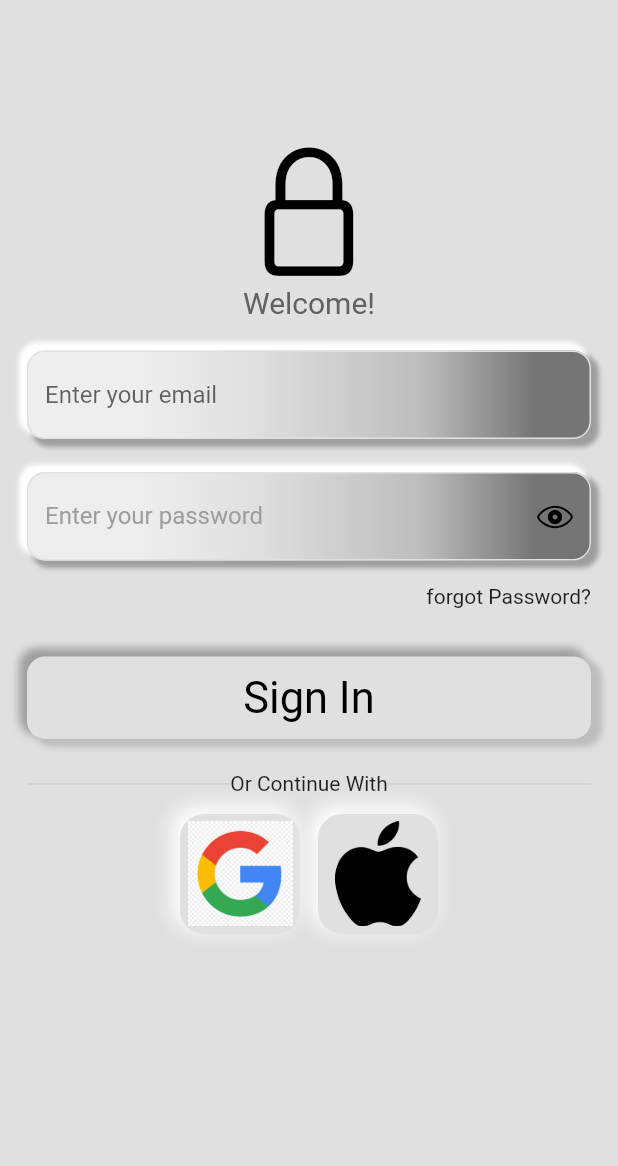
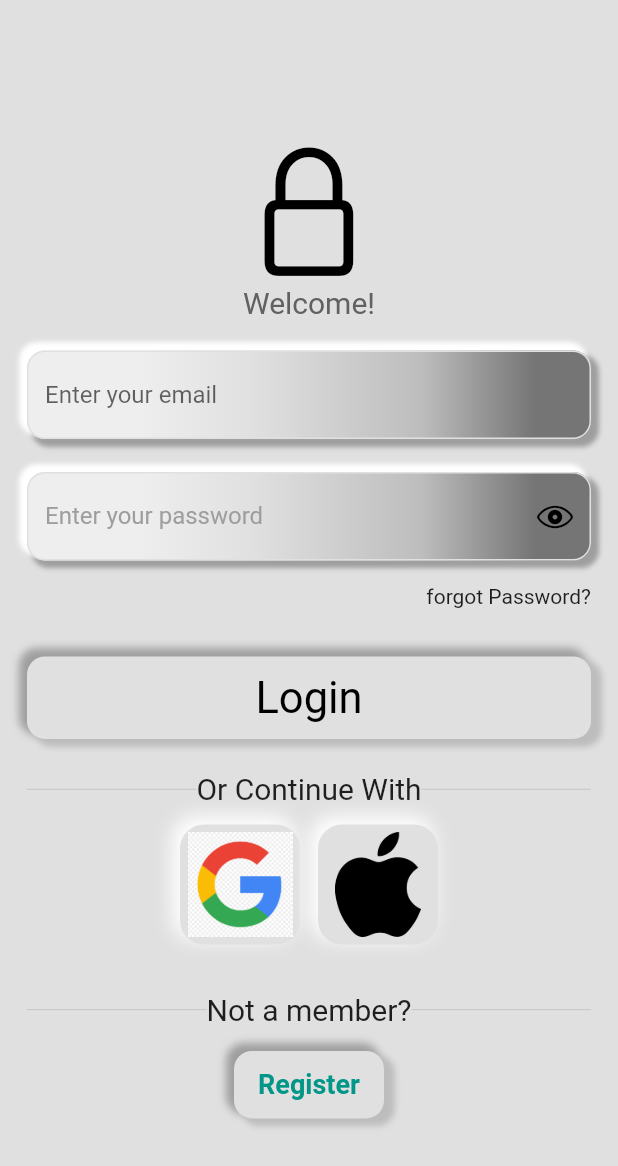
Before and after one commit to Sunny-india/wscubetech, a Flutter app: the LoginPage screen opened directly, on a phone screen of 412 x 824 dp. Shown: the top 1166 px of the screen. Run offline on Flutter 3.47's test engine with Material 2 defaults, Android fonts, the phone set to English and light mode, and no system bars; our stand-ins replace cloud_firestore, firebase_auth, firebase_core; accounts and stored records are empty.

Commit message:
facing issue at login page; method does not seem to be working. issue yet to handle

```diff
--- a/lib/login_page.dart
+++ b/lib/login_page.dart
@@ -1,6 +1,8 @@
 import 'package:firebase_auth/firebase_auth.dart';
 import 'package:flutter/cupertino.dart';
 import 'package:flutter/material.dart';
+import 'package:wscubetech/customer_register_page.dart';
+import 'package:wscubetech/my_widgets/my_message_handler.dart';
 
 import 'my_widgets/my_container_for_logo.dart';
 import 'my_widgets/my_custom_button.dart';
@@ -17,40 +19,23 @@ class _LoginPageState extends State<LoginPage> {
   TextEditingController emailController = TextEditingController();
   TextEditingController passwordController = TextEditingController();
   GlobalKey<FormState> formkey = GlobalKey<FormState>();
+  GlobalKey<ScaffoldMessengerState> scaffoldKey =
+      GlobalKey<ScaffoldMessengerState>();
+
   bool isObscured = true;
 
   void signUserIn() async {
     if (formkey.currentState!.validate()) {
-      /// show loading circle
-      /// and at the end of this function have that popped
-      // showDialog(
-      //     context: context,
-      //     builder: (context) {
-      //       return const Center(
-      //         child: CircularProgressIndicator(
-      //           color: Colors.deepPurple,
-      //         ),
-      //       );
-      //     });
-
-      ///===sending user data to firebase and having
-      /// it checked if it exists or not.
-      /// When successful, it also allows users to call
-      /// their authStateChanges, itTokenChanges, or userChanges
-      /// based on authStateChanges, we can always send our user
-      /// to different pages from SplashScreen.===///
-
       try {
-        UserCredential userCredential = await FirebaseAuth.instance
-            .signInWithEmailAndPassword(
-                email: emailController.text, password: passwordController.text);
+        await FirebaseAuth.instance.signInWithEmailAndPassword(
+            email: emailController.text.toString(),
+            password: passwordController.text.toString());
         print('sign in just');
         formkey.currentState!.reset();
-
-        /// at this point the authStateChanges method would listen
-        /// and for that we've set its behaviour already in SplashScreen
       } on FirebaseAuthException catch (e) {
         if (e.code == 'user-not-found') {
+          MyMessageHandler.showMySnackBar(
+              scaffoldkey: scaffoldKey, customMessage: 'user-not-found');
           print('User Not Found');
           //todo: ScaffoldMessenger or AlertDialog to be used here
         }
@@ -76,7 +61,9 @@ class _LoginPageState extends State<LoginPage> {
   @override
   Widget build(BuildContext context) {
     Size size = MediaQuery.sizeOf(context);
-    return Scaffold(
+    return ScaffoldMessenger(
+      key: scaffoldKey,
+      child: Scaffold(
         backgroundColor: Colors.grey.shade300,
         body: SafeArea(
           child: SingleChildScrollView(
@@ -99,11 +86,10 @@ class _LoginPageState extends State<LoginPage> {
                     ),
 
                     /// Welcome back
-                  Text(
-                    'Welcome!',
+                    Text('Welcome!',
                         textAlign: TextAlign.center,
-                    style: TextStyle(color: Colors.grey.shade700, fontSize: 20),
-                  ),
+                        style: TextStyle(
+                            color: Colors.grey.shade700, fontSize: 20)),
                     const MyBox(mHeight: 20),
 
                     /// email textfield
@@ -112,6 +98,20 @@ class _LoginPageState extends State<LoginPage> {
                         controller: emailController,
                         decoration: buildInputDecoration()
                             .copyWith(hintText: 'Enter your email'),
+                        validator: (value) {
+                          //todo: how to call validatorMethod (which works the same)
+                          //todo: from CustomerRegisterPage() here
+                          if (value!.isEmpty || value == '') {
+                            return 'Please Enter email';
+                          } else if (value.isValidEmail() == false) {
+                            return '    enter valid email only';
+                          } else if (value.isValidEmail() == true) {
+                            return null;
+                          } else {
+                            return null;
+                          }
+                        },
+                        autovalidateMode: AutovalidateMode.onUserInteraction,
                       ),
                     ),
                     const MyBox(mHeight: 22),
@@ -129,30 +129,38 @@ class _LoginPageState extends State<LoginPage> {
                                   isObscured = !isObscured;
                                 });
                               },
-                            icon: const Icon(
-                              CupertinoIcons.eye,
+                              icon: Icon(
+                                isObscured
+                                    ? CupertinoIcons.eye
+                                    : CupertinoIcons.eye_slash,
                                 color: Colors.black,
                               ),
                             )),
                         obscureText: isObscured,
+                        validator: (value) {
+                          //todo: how to use that static method from CustomerRegisterPage;
+                          if (value!.isEmpty || value == '') {
+                            return 'Please enter password';
+                          } else {
+                            return null;
+                          }
+                        },
+                        autovalidateMode: AutovalidateMode.onUserInteraction,
                       ),
                     ),
                     const MyBox(mHeight: 16),
 
                     /// forgot password
-                  const Text(
-                    'forgot Password?',
-                    textAlign: TextAlign.right,
-                  ),
+                    const Text('forgot Password?', textAlign: TextAlign.right),
                     const MyBox(mHeight: 32),
 
-                  /// sign-in button
+                    /// login button
                     MyButton(
                       onTapping: signUserIn,
                       buttonWidth: size.width * .90,
                       buttonHeight: 55,
                       buttonWidget: const Text(
-                      'Sign In',
+                        'Login',
                         style: TextStyle(color: Colors.black, fontSize: 29),
                       ),
                     ),
@@ -166,7 +174,10 @@ class _LoginPageState extends State<LoginPage> {
                           thickness: 0.5,
                           color: Colors.grey.shade400,
                         )),
-                      const Text('Or Continue With'),
+                        const Text(
+                          'Or Continue With',
+                          style: TextStyle(fontSize: 20),
+                        ),
                         Expanded(
                             child: Divider(
                           thickness: 0.5,
@@ -200,10 +211,57 @@ class _LoginPageState extends State<LoginPage> {
                         )
                       ],
                     ),
-                  const MyBox(mHeight: 12),
+                    const MyBox(mHeight: 32),
 
-                  /// not a member? register now
+                    /// not a member?
+                    Row(
+                      children: [
+                        Expanded(
+                          child: Divider(
+                            thickness: 0.5,
+                            color: Colors.grey.shade400,
+                          ),
+                        ),
+                        const Text(
+                          'Not a member?',
+                          style: TextStyle(fontSize: 20),
+                        ),
+                        Expanded(
+                          child: Divider(
+                            thickness: 0.5,
+                            color: Colors.grey.shade400,
+                          ),
+                        ),
                       ],
+                    ),
+                    const MyBox(mHeight: 16),
+
+                    /// register now
+                    Row(
+                      mainAxisAlignment: MainAxisAlignment.center,
+                      children: [
+                        MyButton(
+                            onTapping: () {
+                              Navigator.pushReplacement(context,
+                                  MaterialPageRoute(builder: (context) {
+                                return const CustomerRegisterPage();
+                              }));
+                            },
+                            buttonHeight: 45,
+                            buttonWidth: 100,
+                            buttonWidget: const FittedBox(
+                              child: Text(
+                                'Register',
+                                style: TextStyle(
+                                    color: Colors.teal,
+                                    fontSize: 18,
+                                    fontWeight: FontWeight.w600),
+                              ),
+                            )),
+                      ],
+                    ),
+                  ],
+                ),
               ),
             ),
           ),
```
Also changed, not shown: lib/customer_register_page.dart (+47 -31 lines), lib/model/customer_data_model.dart (added, +37 -0 lines), lib/splash_page.dart (+7 -0 lines). Lines whose indentation alone changed are shown as unchanged.
